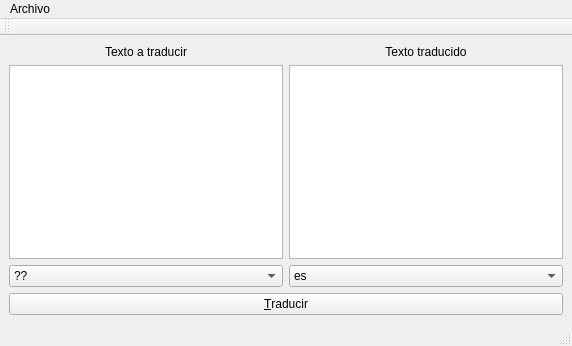
Qt form qtranslate.ui (ivanalejandro0/qtranslate) before a commit.
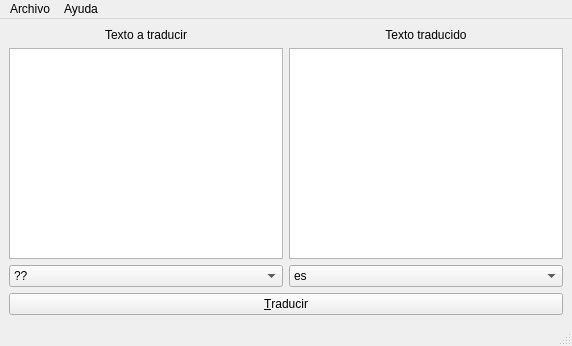
The same form after that commit.

Commit message: Minor changes to GUI, add author information

Diff of the .ui file:
```diff
--- a/qtranslate.ui
+++ b/qtranslate.ui
@@ -110,20 +110,19 @@
     <addaction name="separator"/>
     <addaction name="actionSalir"/>
    </widget>
+   <widget class="QMenu" name="menuAyuda">
+    <property name="layoutDirection">
+     <enum>Qt::LeftToRight</enum>
+    </property>
+    <property name="title">
+     <string>Ayuda</string>
+    </property>
+    <addaction name="actionAbout"/>
+   </widget>
    <addaction name="menuArchivo"/>
+   <addaction name="menuAyuda"/>
   </widget>
   <widget class="QStatusBar" name="statusbar"/>
-  <widget class="QToolBar" name="toolBar">
-   <property name="windowTitle">
-    <string>toolBar</string>
-   </property>
-   <attribute name="toolBarArea">
-    <enum>TopToolBarArea</enum>
-   </attribute>
-   <attribute name="toolBarBreak">
-    <bool>false</bool>
-   </attribute>
-  </widget>
   <action name="actionTraducir">
    <property name="text">
     <string>Traducir</string>
```
Left out of the diff: 5 changed lines with no effect on the pictures. The commit also changes 3 other files.
